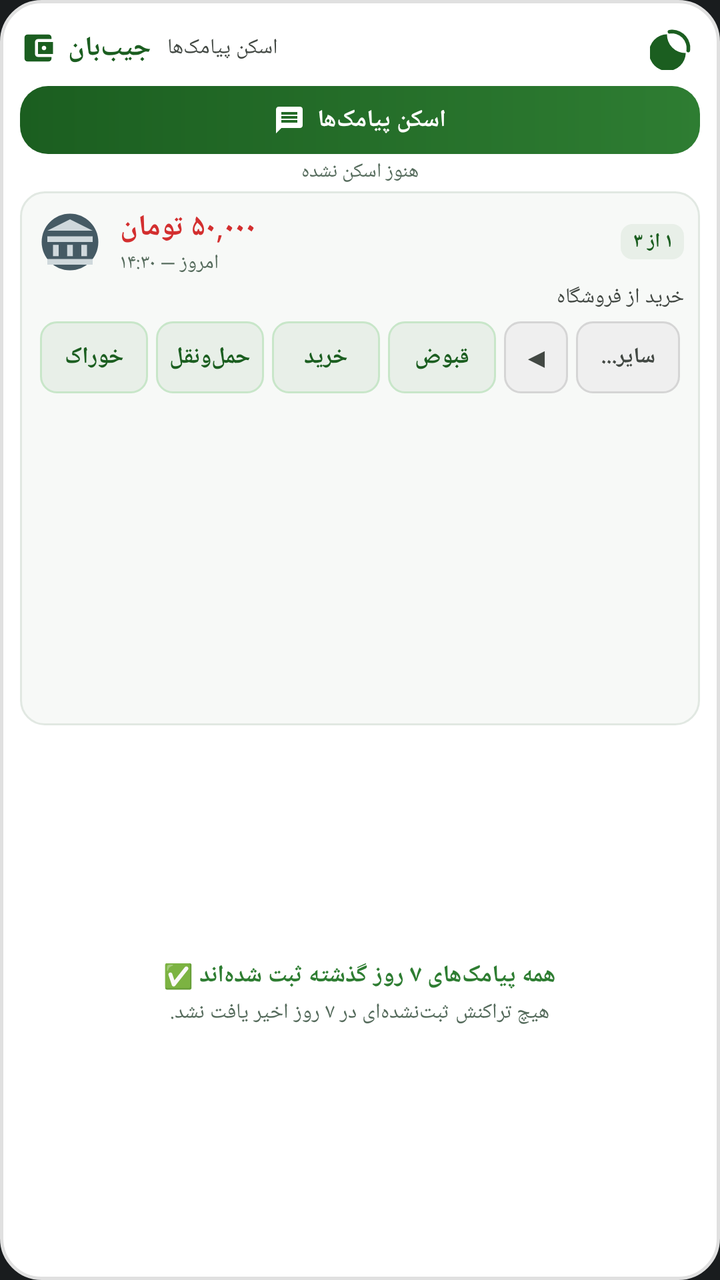
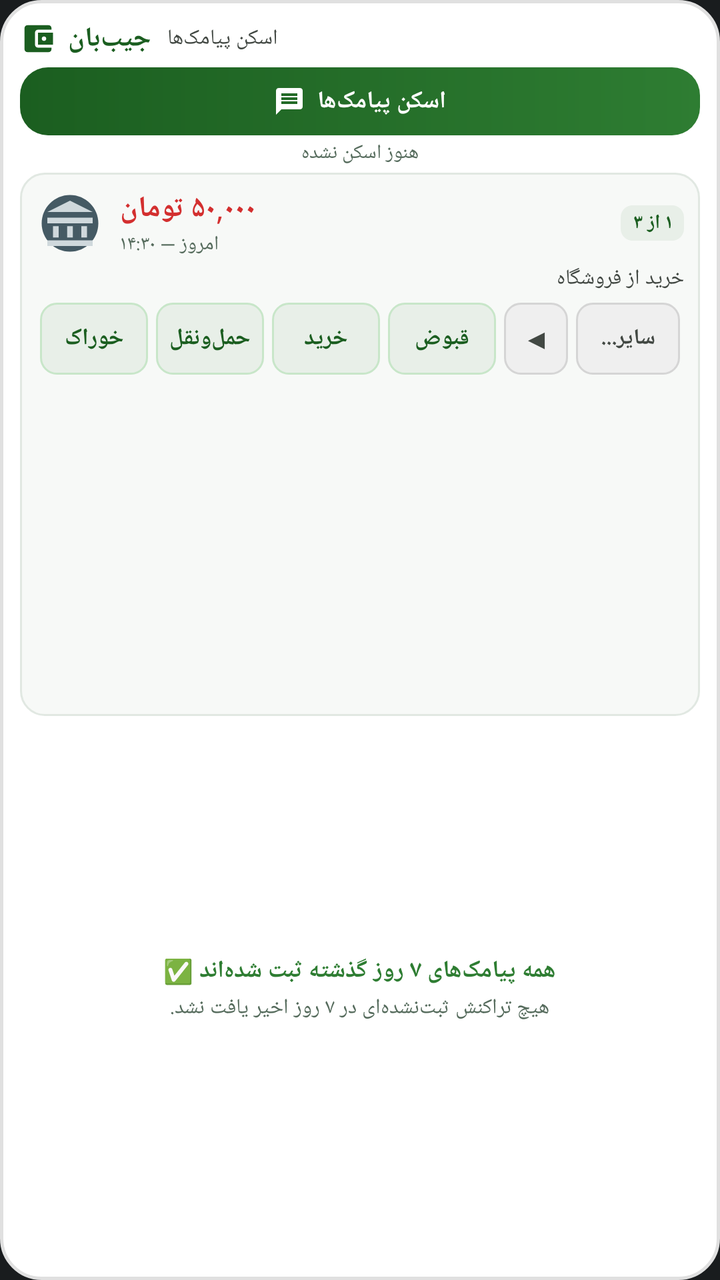

The first picture is an Android layout as it rendered before a commit; the second is the same layout after the commit. The layout source and the unified diff follow.
<!-- AndroidManifest.xml: application theme Theme.MyApplication -->
<!-- res/layout/widget_sms_scan.xml -->
<?xml version="1.0" encoding="utf-8"?>
<LinearLayout xmlns:android="http://schemas.android.com/apk/res/android"
    android:id="@+id/widget_container"
    android:layout_width="match_parent"
    android:layout_height="match_parent"
    android:background="@drawable/widget_background"
    android:orientation="vertical"
    android:padding="10dp">

    
    <LinearLayout
        android:layout_width="match_parent"
        android:layout_height="wrap_content"
        android:gravity="center_vertical"
        android:orientation="horizontal">

        <LinearLayout
            android:id="@+id/widget_header"
            android:layout_width="0dp"
            android:layout_height="wrap_content"
            android:layout_weight="1"
            android:gravity="center_vertical"
            android:orientation="horizontal">

            <ImageView
                android:layout_width="18dp"
                android:layout_height="18dp"
                android:src="@drawable/ic_widget_brand"
                android:contentDescription="@string/app_name" />

            <TextView
                android:id="@+id/widget_tv_title"
                android:layout_width="wrap_content"
                android:layout_height="wrap_content"
                android:layout_marginStart="6dp"
                android:text="@string/app_name"
                android:textColor="@color/widget_title_color"
                android:textSize="13.5sp"
                android:textStyle="bold" />

            <TextView
                android:id="@+id/widget_tv_subtitle"
                android:layout_width="wrap_content"
                android:layout_height="wrap_content"
                android:layout_marginStart="8dp"
                android:ellipsize="end"
                android:maxLines="1"
                android:text="اسکن پیامک‌ها"
                android:textColor="@color/widget_subtitle_color"
                android:textSize="10.5sp" />
        </LinearLayout>

        
        <ImageView
            android:id="@+id/widget_btn_theme_toggle"
            android:layout_width="28dp"
            android:layout_height="28dp"
            android:layout_marginStart="6dp"
            android:padding="3dp"
            android:src="@drawable/ic_widget_moon"
            android:contentDescription="تغییر تم ویجت" />
    </LinearLayout>

    
    <LinearLayout
        android:id="@+id/widget_btn_scan"
        android:layout_width="match_parent"
        android:layout_height="34dp"
        android:layout_marginTop="5dp"
        android:background="@drawable/widget_btn_scan_bg"
        android:clickable="true"
        android:focusable="true"
        android:gravity="center"
        android:orientation="horizontal"
        android:paddingStart="12dp"
        android:paddingEnd="12dp">

        <ImageView
            android:layout_width="16dp"
            android:layout_height="16dp"
            android:src="@drawable/ic_widget_sms"
            android:contentDescription="اسکن پیامک‌ها" />

        <TextView
            android:layout_width="wrap_content"
            android:layout_height="wrap_content"
            android:layout_marginStart="6dp"
            android:text="اسکن پیامک‌ها"
            android:textColor="@color/widget_btn_text"
            android:textSize="12sp"
            android:textStyle="bold" />
    </LinearLayout>

    
    <TextView
        android:id="@+id/widget_tv_status"
        android:layout_width="match_parent"
        android:layout_height="wrap_content"
        android:layout_marginTop="2dp"
        android:layout_marginBottom="3dp"
        android:ellipsize="end"
        android:gravity="center"
        android:maxLines="1"
        android:text="هنوز اسکن نشده"
        android:textColor="@color/widget_status_color"
        android:textSize="10sp" />

    
    <ViewFlipper
        android:id="@+id/widget_card_flipper"
        android:layout_width="match_parent"
        android:layout_height="0dp"
        android:layout_weight="1"
        android:inAnimation="@android:anim/fade_in"
        android:outAnimation="@android:anim/fade_out">

        
        <LinearLayout
            android:id="@+id/widget_card_single_transaction"
            android:layout_width="match_parent"
            android:layout_height="match_parent"
            android:background="@drawable/widget_item_background"
            android:orientation="vertical"
            android:padding="8dp">

            
            <LinearLayout
                android:layout_width="match_parent"
                android:layout_height="wrap_content"
                android:gravity="center_vertical"
                android:orientation="horizontal">

                <ImageView
                    android:id="@+id/iv_widget_bank_logo"
                    android:layout_width="34dp"
                    android:layout_height="34dp"
                    android:layout_marginEnd="8dp"
                    android:src="@drawable/ic_bank_default"
                    android:scaleType="fitCenter"
                    android:contentDescription="لوگوی بانک" />

                <LinearLayout
                    android:layout_width="0dp"
                    android:layout_height="wrap_content"
                    android:layout_weight="1"
                    android:orientation="vertical">

                    <TextView
                        android:id="@+id/tv_widget_tx_amount"
                        android:layout_width="wrap_content"
                        android:layout_height="wrap_content"
                        android:text="۵۰,۰۰۰ تومان"
                        android:textColor="@color/widget_expense_color"
                        android:textSize="14.5sp"
                        android:textStyle="bold" />

                    <TextView
                        android:id="@+id/tv_widget_tx_datetime"
                        android:layout_width="wrap_content"
                        android:layout_height="wrap_content"
                        android:layout_marginTop="1dp"
                        android:text="امروز — ۱۴:۳۰"
                        android:textColor="@color/widget_status_color"
                        android:textSize="10sp" />
                </LinearLayout>

                
                <TextView
                    android:id="@+id/tv_widget_tx_counter"
                    android:layout_width="wrap_content"
                    android:layout_height="wrap_content"
                    android:layout_marginStart="6dp"
                    android:background="@drawable/widget_badge_bg"
                    android:paddingStart="6dp"
                    android:paddingTop="2dp"
                    android:paddingEnd="6dp"
                    android:paddingBottom="2dp"
                    android:text="۱ از ۳"
                    android:textColor="@color/widget_title_color"
                    android:textSize="10sp"
                    android:textStyle="bold" />
            </LinearLayout>

            
            <TextView
                android:id="@+id/tv_widget_tx_note"
                android:layout_width="match_parent"
                android:layout_height="wrap_content"
                android:layout_marginTop="3dp"
                android:ellipsize="end"
                android:maxLines="1"
                android:text="خرید از فروشگاه"
                android:textColor="@color/widget_subtitle_color"
                android:textSize="10.5sp" />

            
            <LinearLayout
                android:id="@+id/widget_cat_buttons_container"
                android:layout_width="match_parent"
                android:layout_height="wrap_content"
                android:layout_marginTop="5dp"
                android:gravity="center_vertical"
                android:orientation="horizontal">

                <TextView
                    android:id="@+id/btn_cat_1"
                    android:layout_width="0dp"
                    android:layout_height="36dp"
                    android:layout_marginStart="2dp"
                    android:layout_marginEnd="2dp"
                    android:layout_weight="1"
                    android:background="@drawable/widget_cat_btn_bg"
                    android:ellipsize="end"
                    android:gravity="center"
                    android:maxLines="1"
                    android:paddingStart="4dp"
                    android:paddingEnd="4dp"
                    android:text="خوراک"
                    android:textColor="@color/widget_cat_btn_text"
                    android:textSize="11.5sp"
                    android:textStyle="bold" />

                <TextView
                    android:id="@+id/btn_cat_2"
                    android:layout_width="0dp"
                    android:layout_height="36dp"
                    android:layout_marginStart="2dp"
                    android:layout_marginEnd="2dp"
                    android:layout_weight="1"
                    android:background="@drawable/widget_cat_btn_bg"
                    android:ellipsize="end"
                    android:gravity="center"
                    android:maxLines="1"
                    android:paddingStart="4dp"
                    android:paddingEnd="4dp"
                    android:text="حمل‌ونقل"
                    android:textColor="@color/widget_cat_btn_text"
                    android:textSize="11.5sp"
                    android:textStyle="bold" />

                <TextView
                    android:id="@+id/btn_cat_3"
                    android:layout_width="0dp"
                    android:layout_height="36dp"
                    android:layout_marginStart="2dp"
                    android:layout_marginEnd="2dp"
                    android:layout_weight="1"
                    android:background="@drawable/widget_cat_btn_bg"
                    android:ellipsize="end"
                    android:gravity="center"
                    android:maxLines="1"
                    android:paddingStart="4dp"
                    android:paddingEnd="4dp"
                    android:text="خرید"
                    android:textColor="@color/widget_cat_btn_text"
                    android:textSize="11.5sp"
                    android:textStyle="bold" />

                <TextView
                    android:id="@+id/btn_cat_4"
                    android:layout_width="0dp"
                    android:layout_height="36dp"
                    android:layout_marginStart="2dp"
                    android:layout_marginEnd="2dp"
                    android:layout_weight="1"
                    android:background="@drawable/widget_cat_btn_bg"
                    android:ellipsize="end"
                    android:gravity="center"
                    android:maxLines="1"
                    android:paddingStart="4dp"
                    android:paddingEnd="4dp"
                    android:text="قبوض"
                    android:textColor="@color/widget_cat_btn_text"
                    android:textSize="11.5sp"
                    android:textStyle="bold" />

                
                <TextView
                    android:id="@+id/btn_cat_page"
                    android:layout_width="32dp"
                    android:layout_height="36dp"
                    android:layout_marginStart="2dp"
                    android:layout_marginEnd="2dp"
                    android:background="@drawable/widget_cat_more_btn_bg"
                    android:gravity="center"
                    android:text="◀"
                    android:textColor="@color/widget_cat_more_btn_text"
                    android:textSize="13sp"
                    android:textStyle="bold" />

                
                <TextView
                    android:id="@+id/btn_cat_more"
                    android:layout_width="wrap_content"
                    android:layout_height="36dp"
                    android:layout_marginStart="2dp"
                    android:layout_marginEnd="2dp"
                    android:minWidth="52dp"
                    android:background="@drawable/widget_cat_more_btn_bg"
                    android:gravity="center"
                    android:maxLines="1"
                    android:paddingStart="6dp"
                    android:paddingEnd="6dp"
                    android:text="سایر..."
                    android:textColor="@color/widget_cat_more_btn_text"
                    android:textSize="11sp"
                    android:textStyle="bold" />
            </LinearLayout>
        </LinearLayout>
    </ViewFlipper>

    
    <LinearLayout
        android:id="@+id/widget_empty_view"
        android:layout_width="match_parent"
        android:layout_height="0dp"
        android:layout_weight="1"
        android:gravity="center"
        android:orientation="vertical"
        android:padding="8dp">

        <TextView
            android:id="@+id/widget_tv_empty_title"
            android:layout_width="wrap_content"
            android:layout_height="wrap_content"
            android:gravity="center"
            android:text="همه پیامک‌های ۷ روز گذشته ثبت شده‌اند ✅"
            android:textColor="@color/widget_income_color"
            android:textSize="12sp"
            android:textStyle="bold" />

        <TextView
            android:id="@+id/widget_tv_empty_sub"
            android:layout_width="wrap_content"
            android:layout_height="wrap_content"
            android:layout_marginTop="3dp"
            android:gravity="center"
            android:text="هیچ تراکنش ثبت‌نشده‌ای در ۷ روز اخیر یافت نشد."
            android:textColor="@color/widget_status_color"
            android:textSize="10.5sp" />
    </LinearLayout>

</LinearLayout>
<!-- resources referenced by this layout -->
<resources>
  <color name="widget_btn_text">#FFFFFFFF</color>
  <color name="widget_cat_btn_text">#FF1B5E20</color>
  <color name="widget_cat_more_btn_text">#FF424843</color>
  <color name="widget_expense_color">#FFD32F2F</color>
  <color name="widget_income_color">#FF2E7D32</color>
  <color name="widget_status_color">#FF556B5C</color>
  <color name="widget_subtitle_color">#FF424843</color>
  <color name="widget_title_color">#FF1B5E20</color>
  <!-- drawable ic_widget_moon (drawable) -->
  <vector xmlns:android="http://schemas.android.com/apk/res/android"
      android:width="24dp"
      android:height="24dp"
      android:viewportWidth="24"
      android:viewportHeight="24">
      <path
          android:fillColor="@color/widget_title_color"
          android:pathData="M12.3,2a10,10 0,0 0,-1.9 0.18,1 1 0,0 0,-0.79 1.15,1 1 0,0 0,1.09 0.82A8,8 0,0 1,19.85 13.3a1 1 0,0 0,0.82 1.09,1 1 0,0 0,1.15,-0.79A10,10 0,0 0,12.3 2zM9.27,4.49a10,10 0,1 0,10.24 10.24A10,10 0,0 1,9.27 4.49z" />
  </vector>
  <!-- drawable widget_background (drawable) -->
  <?xml version="1.0" encoding="utf-8"?>
  <shape xmlns:android="http://schemas.android.com/apk/res/android"
      android:shape="rectangle">
      <solid android:color="@color/widget_card_bg" />
      <stroke
          android:width="1.5dp"
          android:color="@color/widget_card_border" />
      <corners android:radius="20dp" />
  </shape>
  <!-- drawable widget_badge_bg (drawable) -->
  <?xml version="1.0" encoding="utf-8"?>
  <shape xmlns:android="http://schemas.android.com/apk/res/android"
      android:shape="rectangle">
      <solid android:color="@color/widget_category_badge_bg" />
      <corners android:radius="6dp" />
      <padding
          android:left="6dp"
          android:top="2dp"
          android:right="6dp"
          android:bottom="2dp" />
  </shape>
  <!-- drawable widget_btn_scan_bg (drawable) -->
  <?xml version="1.0" encoding="utf-8"?>
  <shape xmlns:android="http://schemas.android.com/apk/res/android"
      android:shape="rectangle">
      <gradient
          android:angle="0"
          android:startColor="@color/widget_btn_start"
          android:endColor="@color/widget_btn_end"
          android:type="linear" />
      <corners android:radius="14dp" />
  </shape>
  <!-- drawable widget_cat_btn_bg (drawable) -->
  <?xml version="1.0" encoding="utf-8"?>
  <shape xmlns:android="http://schemas.android.com/apk/res/android"
      android:shape="rectangle">
      <solid android:color="@color/widget_cat_btn_bg" />
      <stroke
          android:width="1dp"
          android:color="#C8E6C9" />
      <corners android:radius="8dp" />
  </shape>
  <!-- drawable widget_cat_more_btn_bg (drawable) -->
  <?xml version="1.0" encoding="utf-8"?>
  <shape xmlns:android="http://schemas.android.com/apk/res/android"
      android:shape="rectangle">
      <solid android:color="@color/widget_cat_more_btn_bg" />
      <stroke
          android:width="1dp"
          android:color="#D5D5D5" />
      <corners android:radius="8dp" />
  </shape>
  <!-- drawable widget_item_background (drawable) -->
  <?xml version="1.0" encoding="utf-8"?>
  <shape xmlns:android="http://schemas.android.com/apk/res/android"
      android:shape="rectangle">
      <solid android:color="@color/widget_item_bg" />
      <stroke
          android:width="1dp"
          android:color="@color/widget_item_border" />
      <corners android:radius="12dp" />
  </shape>
  <string name="app_name">جیب‌بان</string>
  <style name="Theme.MyApplication" parent="android:Theme.DeviceDefault.NoActionBar" />
  <color name="widget_card_bg">#FFFFFFFF</color>
  <color name="widget_card_border">#FFE0E0E0</color>
  <color name="widget_category_badge_bg">#FFE8EFE8</color>
  <color name="widget_btn_start">#FF1B5E20</color>
  <color name="widget_btn_end">#FF2E7D32</color>
  <color name="widget_cat_btn_bg">#FFE8EFE8</color>
  <color name="widget_cat_more_btn_bg">#FFEFEFEF</color>
  <color name="widget_item_bg">#FFF7F9F7</color>
  <color name="widget_item_border">#FFE1E8E2</color>
  <!-- unchanged entries left out for length: 3 -->
</resources>

<!-- the commit's change to res/layout/widget_sms_scan.xml (unified diff, before → after) -->
@@ -49,16 +49,6 @@
                 android:textColor="@color/widget_subtitle_color"
                 android:textSize="10.5sp" />
         </LinearLayout>
-
-        
-        <ImageView
-            android:id="@+id/widget_btn_theme_toggle"
-            android:layout_width="28dp"
-            android:layout_height="28dp"
-            android:layout_marginStart="6dp"
-            android:padding="3dp"
-            android:src="@drawable/ic_widget_moon"
-            android:contentDescription="تغییر تم ویجت" />
     </LinearLayout>
 
     
<!-- resource entries referenced after the edit -->
@@ -8,16 +8,6 @@
   <color name="widget_status_color">#FF556B5C</color>
   <color name="widget_subtitle_color">#FF424843</color>
   <color name="widget_title_color">#FF1B5E20</color>
-  <!-- drawable ic_widget_moon (drawable) -->
-  <vector xmlns:android="http://schemas.android.com/apk/res/android"
-      android:width="24dp"
-      android:height="24dp"
-      android:viewportWidth="24"
-      android:viewportHeight="24">
-      <path
-          android:fillColor="@color/widget_title_color"
-          android:pathData="M12.3,2a10,10 0,0 0,-1.9 0.18,1 1 0,0 0,-0.79 1.15,1 1 0,0 0,1.09 0.82A8,8 0,0 1,19.85 13.3a1 1 0,0 0,0.82 1.09,1 1 0,0 0,1.15,-0.79A10,10 0,0 0,12.3 2zM9.27,4.49a10,10 0,1 0,10.24 10.24A10,10 0,0 1,9.27 4.49z" />
-  </vector>
   <!-- drawable widget_background (drawable) -->
   <?xml version="1.0" encoding="utf-8"?>
   <shape xmlns:android="http://schemas.android.com/apk/res/android"
